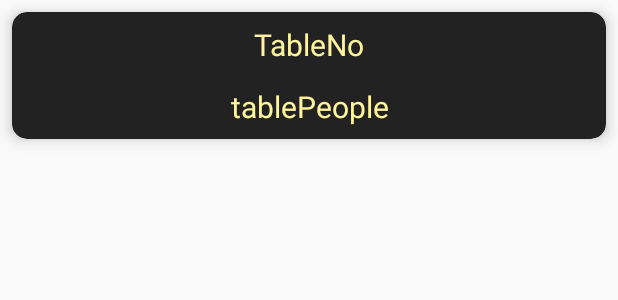
After one commit to DP103-G1/Backstage, an Android app: the layout item_view_tablestyle.xml on its own in the app's theme, with its tools: preview values and no code run, on a phone screen of 412 x 824 dp. The commit adds this screen. Shown: the top 300 px of the screen. Run offline under Robolectric (Android 15) with nearby library versions, the phone set to English and light mode, and no system bars.

Commit message:
//waiter table

```diff
--- a/app/src/main/java/com/example/manager/table/MainTableFragment.java
+++ b/app/src/main/java/com/example/manager/table/MainTableFragment.java
@@ -11,6 +11,7 @@ import androidx.fragment.app.Fragment;
 import androidx.navigation.Navigation;
 import androidx.recyclerview.widget.LinearLayoutManager;
 import androidx.recyclerview.widget.RecyclerView;
+import androidx.recyclerview.widget.StaggeredGridLayoutManager;
 import androidx.swiperefreshlayout.widget.SwipeRefreshLayout;
 
 import android.util.Log;
@@ -64,7 +65,7 @@ public class MainTableFragment extends Fragment {
         super.onViewCreated(view, savedInstanceState);
         swipeRefreshLayout = view.findViewById(R.id.swipeRefreshLayout);
         rvTable = view.findViewById(R.id.rvMd);
-        rvTable.setLayoutManager(new LinearLayoutManager(activity));
+        rvTable.setLayoutManager(new StaggeredGridLayoutManager(2,StaggeredGridLayoutManager.VERTICAL));
         tables = getTables();
         showTables(tables);
 
@@ -135,11 +136,12 @@ public class MainTableFragment extends Fragment {
         }
 
         class MyViewHolder extends RecyclerView.ViewHolder {
-            TextView tvTableNo;
+            TextView tvTableNo,tvPeople;
 
              MyViewHolder(@NonNull View itemView) {
                 super(itemView);
                 tvTableNo = itemView.findViewById(R.id.tvTableNo);
+                tvPeople = itemView.findViewById(R.id.tvPeople);
             }
         }
 
@@ -153,18 +155,19 @@ public class MainTableFragment extends Fragment {
         @NonNull
         @Override
         public MyViewHolder onCreateViewHolder(@NonNull ViewGroup parent, int viewType) {
-            View itemView = layoutInflater.inflate(R.layout.item_view_table,parent,false);
+            View itemView = layoutInflater.inflate(R.layout.item_view_tablestyle,parent,false);
             return new MyViewHolder(itemView);
         }
 
         @Override
         public void onBindViewHolder(@NonNull MyViewHolder holder, int position) {
                 final Table table = tables.get(position);
-                String url = Url.URL_SERVER + "TableServlet";
+                String url = Url.URL_SERVER + "/TableServlet";
                 int id = table.getTableId();
                 tableImageTask = new ImageTask(url, String.valueOf(id));
                 tableImageTask.execute();
-                holder.tvTableNo.setText(String.valueOf(table.getTableId()));
+                holder.tvTableNo.setText("第"+String.valueOf(table.getTableId())+"桌");
+                holder.tvPeople.setText(table.getTablePeople()+"人");
                 holder.itemView.setOnClickListener(new View.OnClickListener() {
                     @Override
                     public void onClick(View v) {
--- a/app/src/main/java/com/example/waiter/WaiterTableFragment.java
+++ b/app/src/main/java/com/example/waiter/WaiterTableFragment.java
@@ -16,6 +16,7 @@ import androidx.localbroadcastmanager.content.LocalBroadcastManager;
 import androidx.navigation.Navigation;
 import androidx.recyclerview.widget.LinearLayoutManager;
 import androidx.recyclerview.widget.RecyclerView;
+import androidx.recyclerview.widget.StaggeredGridLayoutManager;
 import androidx.swiperefreshlayout.widget.SwipeRefreshLayout;
 
 import android.util.Log;
@@ -71,7 +72,7 @@ public class WaiterTableFragment extends Fragment {
         registerSocketReceiver();
         swipeRefreshLayout = view.findViewById(R.id.swipeRefreshLayout);
         rvTable = view.findViewById(R.id.rvMd);
-        rvTable.setLayoutManager(new LinearLayoutManager(activity));
+        rvTable.setLayoutManager(new StaggeredGridLayoutManager(2,StaggeredGridLayoutManager.VERTICAL));
         tables = getTable();
         showTables(tables);
 
--- /dev/null
+++ b/app/src/main/res/layout/item_view_tablestyle.xml
@@ -0,0 +1,48 @@
+<?xml version="1.0" encoding="utf-8"?>
+<androidx.cardview.widget.CardView xmlns:android="http://schemas.android.com/apk/res/android"
+    xmlns:app="http://schemas.android.com/apk/res-auto"
+    xmlns:tools="http://schemas.android.com/tools"
+    android:id="@+id/cardview"
+    android:layout_width="match_parent"
+    android:layout_height="wrap_content"
+    android:layout_margin="8dp"
+    android:orientation="vertical"
+    app:cardBackgroundColor="@color/colorTitle"
+    app:cardCornerRadius="10dp"
+    app:cardElevation="6dp">
+
+    <androidx.constraintlayout.widget.ConstraintLayout
+        android:id="@+id/layout"
+        android:layout_width="match_parent"
+        android:layout_height="wrap_content"
+        android:layout_margin="8dp">
+
+        <TextView
+            android:id="@+id/tvTableNo"
+            android:layout_width="0dp"
+            android:layout_height="wrap_content"
+            android:foregroundGravity="center"
+            android:textAlignment="center"
+            android:textColor="@color/colorText"
+            android:textSize="20sp"
+            app:layout_constraintEnd_toEndOf="parent"
+            app:layout_constraintStart_toStartOf="parent"
+            app:layout_constraintTop_toTopOf="parent"
+            tools:text="TableNo" />
+
+        <TextView
+            android:id="@+id/tvPeople"
+            android:layout_width="0dp"
+            android:layout_height="wrap_content"
+            android:layout_marginTop="14dp"
+            android:gravity="center"
+            android:text="tablePeople"
+            android:textColor="@color/colorText"
+            android:textSize="20sp"
+            app:layout_constraintEnd_toEndOf="@+id/tvTableNo"
+            app:layout_constraintStart_toStartOf="@+id/tvTableNo"
+            app:layout_constraintTop_toBottomOf="@+id/tvTableNo" />
+
+    </androidx.constraintlayout.widget.ConstraintLayout>
+
+</androidx.cardview.widget.CardView>
```
